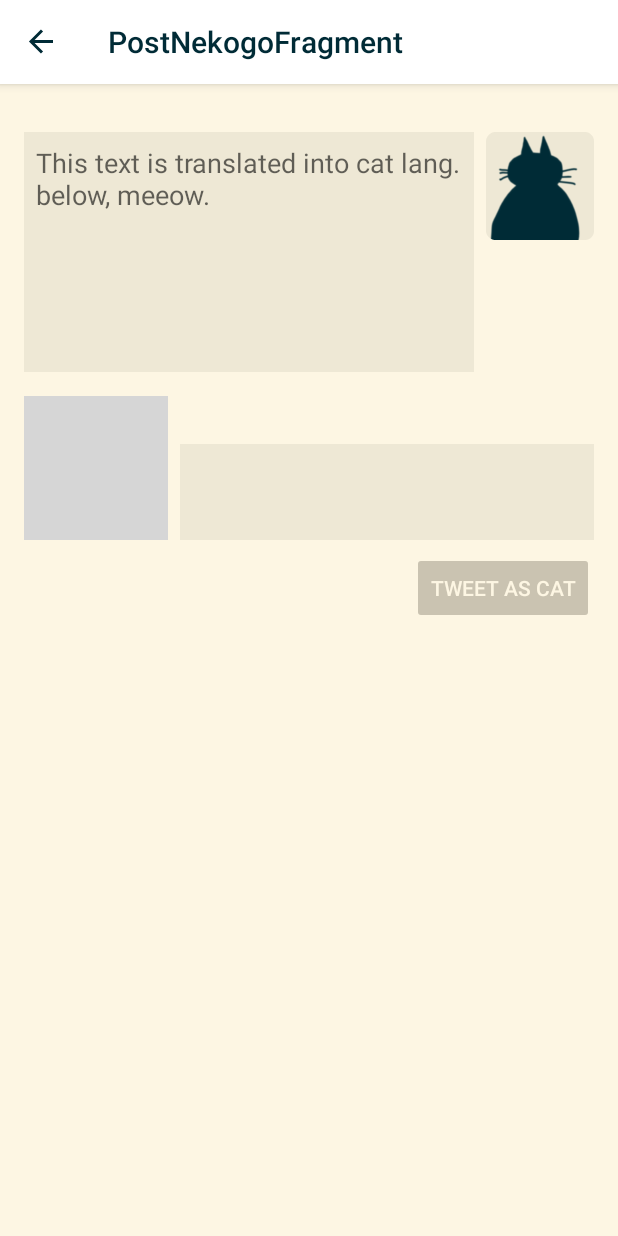
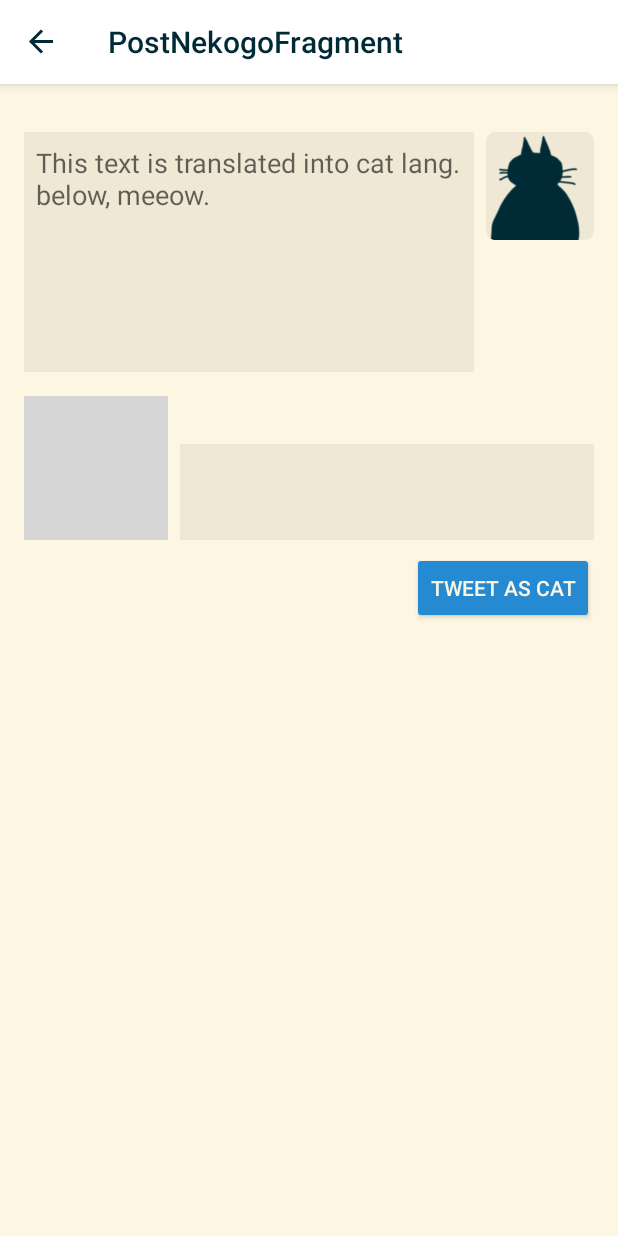
Before and after one commit to nishikawa-shi/NyanNyanEngine_Android, an Android app: the PostNekogoFragment screen opened through its navigation route, on a phone screen of 412 x 824 dp. Run offline under Robolectric (Android 15) with nearby library versions, the phone set to English and light mode, and no system bars; our stand-ins replace Firebase (no records; nobody signed in at launch, a user with empty details on screens opened directly), Room's generated code, data binding, navigation-ui, paging; libraries missing offline, so code that uses them is left out: coil.api.load; pictures from the network do not load; 4 statements that could not run were skipped; grey boxes are pictures that could not be loaded.

Commit message:
入力されている文字の長さが0文字の時、ネコ語を投稿できないようにした

```diff
--- a/app/src/main/java/com/ntetz/android/nyannyanengine_android/ui/post_nekogo/PostNekogoFragment.kt
+++ b/app/src/main/java/com/ntetz/android/nyannyanengine_android/ui/post_nekogo/PostNekogoFragment.kt
@@ -53,7 +53,7 @@ class PostNekogoFragment : Fragment() {
             findNavController().navigate(R.id.action_postNekogoFragment_to_mainFragment)
         })
         viewModel.userInfoEvent.observe(viewLifecycleOwner, {
-            binding.tweetButton.isEnabled = (it != DefaultUserConfig.notSignInUser)
+            binding.signedIn = (it != DefaultUserConfig.notSignInUser)
         })
         viewModel.loadUserInfo()
         super.onActivityCreated(savedInstanceState)
--- a/app/src/main/res/layout/post_nekogo_fragment.xml
+++ b/app/src/main/res/layout/post_nekogo_fragment.xml
@@ -9,6 +9,10 @@
         <variable
             name="inputText"
             type="String" />
+
+        <variable
+            name="signedIn"
+            type="boolean" />
 
     </data>
 
@@ -91,6 +95,7 @@
                 android:layout_width="wrap_content"
                 android:layout_height="wrap_content"
                 android:layout_marginTop="8dp"
+                android:enabled="@{signedIn &amp;&amp; (inputText.length() &gt; 0)}"
                 android:text="@string/post_button_name"
                 android:theme="@style/NekogoTweetButton"
                 app:layout_constraintEnd_toEndOf="@+id/nekogoResult"
```
